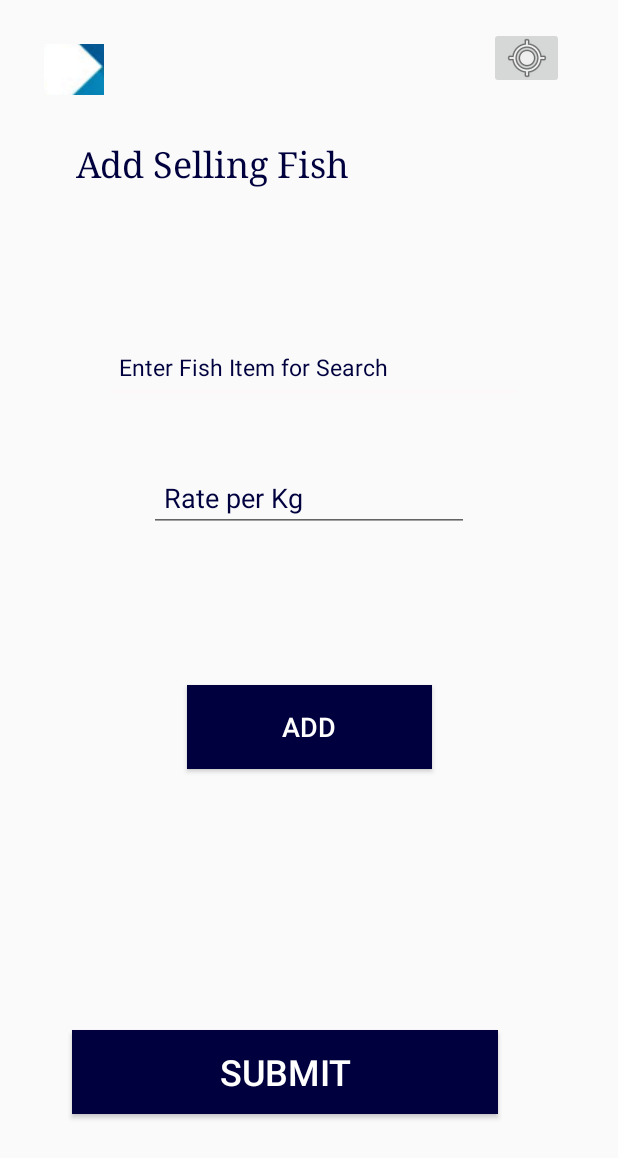
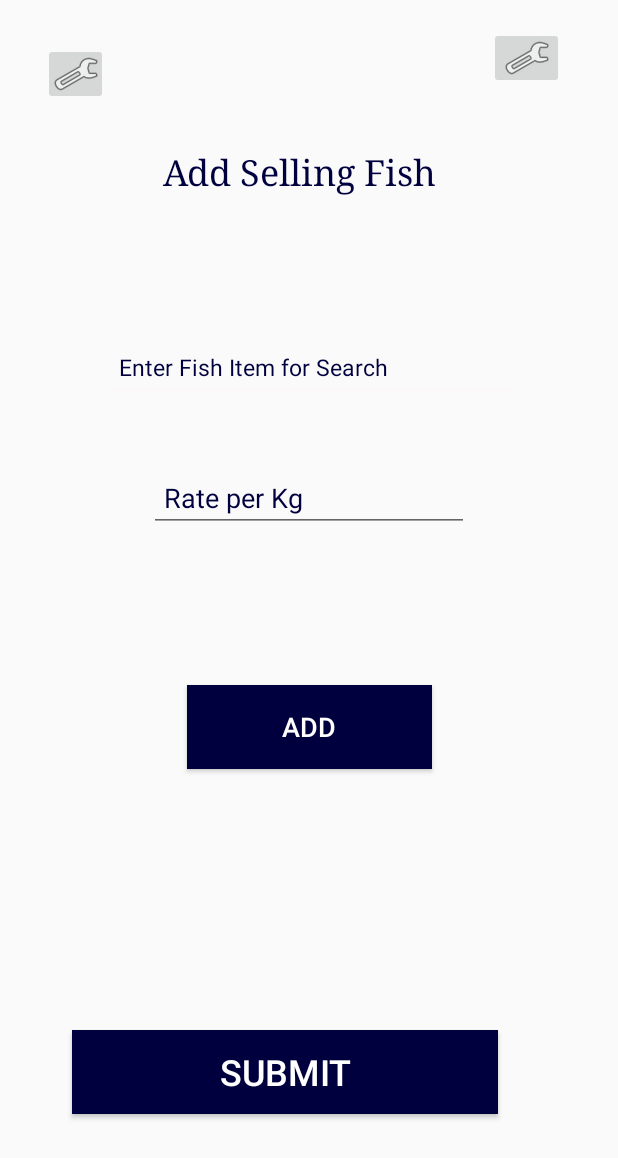
Before and after one commit to HDLLakshan/MaadelaSeller, an Android app: the SellingFishItem screen opened directly, with no data from a screen before it, on a phone screen of 412 x 824 dp. Shown: the top 1158 px of the screen. Run offline under Robolectric (Android 15) with nearby library versions, the light colour scheme and no system bars; our stand-ins replace Firebase (no records; nobody signed in at launch, a user with empty details on screens opened directly).

Commit message:
Complete 98.9992%

```diff
--- a/app/src/main/res/layout/activity_selling_fish_item.xml
+++ b/app/src/main/res/layout/activity_selling_fish_item.xml
@@ -75,8 +75,8 @@
 
     <TextView
         android:id="@+id/textView"
-        android:layout_width="310dp"
-        android:layout_height="64dp"
+        android:layout_width="194dp"
+        android:layout_height="55dp"
         android:layout_marginTop="48dp"
         android:fontFamily="serif"
         android:text="Add Selling Fish "
@@ -84,16 +84,16 @@
         android:textSize="24sp"
         app:layout_constraintBottom_toBottomOf="parent"
         app:layout_constraintEnd_toEndOf="parent"
-        app:layout_constraintHorizontal_bias="0.495"
+        app:layout_constraintHorizontal_bias="0.497"
         app:layout_constraintStart_toStartOf="parent"
         app:layout_constraintTop_toTopOf="parent"
-        app:layout_constraintVertical_bias="0.064" />
+        app:layout_constraintVertical_bias="0.07" />
 
     <ImageButton
         android:id="@+id/imageButton2"
-        android:layout_width="40dp"
-        android:layout_height="34dp"
-        android:src="@drawable/offical"
+        android:layout_width="43dp"
+        android:layout_height="41dp"
+        android:src="@android:drawable/ic_menu_preferences"
         app:layout_constraintBottom_toBottomOf="parent"
         app:layout_constraintEnd_toEndOf="parent"
         app:layout_constraintHorizontal_bias="0.078"
@@ -106,7 +106,7 @@
         android:layout_width="50dp"
         android:layout_height="41dp"
         android:onClick="gotoprofile"
-        android:src="@android:drawable/ic_menu_mylocation"
+        android:src="@android:drawable/ic_menu_preferences"
         app:layout_constraintBottom_toBottomOf="parent"
         app:layout_constraintEnd_toEndOf="parent"
         app:layout_constraintHorizontal_bias="0.9"
```
